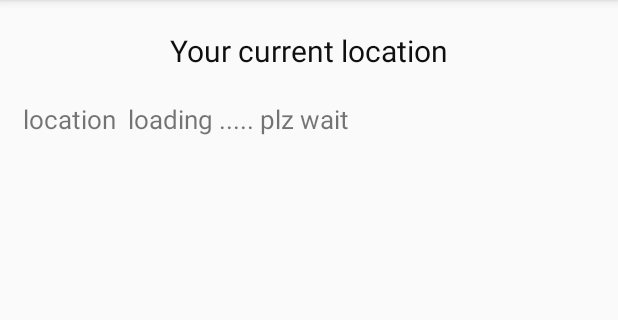
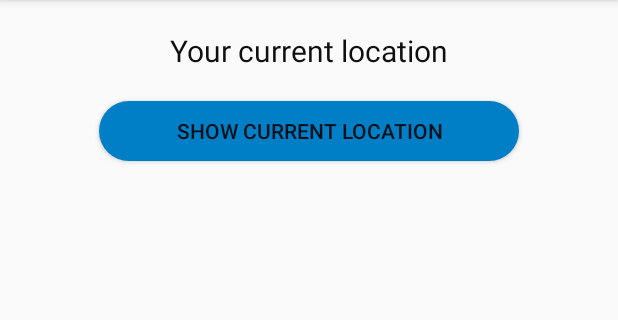
Before and after one commit to sandeepjane1993/Walmart_OnlineShopping, an Android app: the AccountFragment screen opened directly, with no data from a screen before it, after a tap on "Your Location", on a phone screen of 412 x 824 dp, the part 84-404 px from its top. Run offline under Robolectric (Android 15) with nearby library versions, the phone set to English and light mode, and no system bars.

Commit message:
added feedback and location services

```diff
--- a/app/src/main/AndroidManifest.xml
+++ b/app/src/main/AndroidManifest.xml
@@ -4,6 +4,7 @@
 
     <uses-permission android:name="android.permission.INTERNET" />
     <uses-permission android:name="android.permission.ACCESS_FINE_LOCATION"/>
+    <uses-permission android:name="android.permission.ACCESS_COARSE_LOCATION"/>
 
     <application
         android:allowBackup="true"
--- a/app/src/main/java/com/example/sande/walmart_onlineshopping/account/AccountFragment.java
+++ b/app/src/main/java/com/example/sande/walmart_onlineshopping/account/AccountFragment.java
@@ -14,7 +14,8 @@ import com.example.sande.walmart_onlineshopping.ui.loginaccess.LoginActivity;
 
 public class AccountFragment extends Fragment {
 
-    Button btn_purchaseHistory, btn_topSellers, btn_signOut, btn_personalInfo, btn_resetPassword,btn_location;
+    Button btn_purchaseHistory, btn_topSellers, btn_signOut, btn_personalInfo, btn_resetPassword,btn_location,
+            btn_termsOfUse,btn_feedback;
 
     @Override
     public View onCreateView(LayoutInflater inflater, ViewGroup container, Bundle savedInstanceState) {
@@ -27,6 +28,8 @@ public class AccountFragment extends Fragment {
         btn_personalInfo = view.findViewById(R.id.btn_personalInfo);
         btn_resetPassword = view.findViewById(R.id.btn_resetPassword);
         btn_location = view.findViewById(R.id.btn_location);
+        btn_termsOfUse = view.findViewById(R.id.btn_termsofuse);
+        btn_feedback = view.findViewById(R.id.btn_feedback_Account);
 
         btn_purchaseHistory.setOnClickListener(new View.OnClickListener() {
             @Override
@@ -107,6 +110,20 @@ public class AccountFragment extends Fragment {
             }
         });
 
+        btn_termsOfUse.setOnClickListener(new View.OnClickListener() {
+            @Override
+            public void onClick(View v) {
+
+                getFragmentManager().beginTransaction().replace(R.id.id_AccountBaseActivity, new TermsofUseFragment()).addToBackStack("null").commit();
+            }
+        });
+        btn_feedback.setOnClickListener(new View.OnClickListener() {
+            @Override
+            public void onClick(View v) {
+
+                getFragmentManager().beginTransaction().replace(R.id.id_AccountBaseActivity, new FeedbackFragment()).addToBackStack("null").commit();
+            }
+        });
         return view;
     }
 }
--- a/app/src/main/java/com/example/sande/walmart_onlineshopping/account/LocationFragment.java
+++ b/app/src/main/java/com/example/sande/walmart_onlineshopping/account/LocationFragment.java
@@ -36,7 +36,6 @@ public class LocationFragment extends Fragment {
     Location mLastLocation;
     TextView tv_location;
     Button btn_location;
-    Handler handler;
     List<Address> addresses;
     Geocoder geocoder;
     FusedLocationProviderClient mFusedLocationProviderClient;
@@ -45,11 +44,31 @@ public class LocationFragment extends Fragment {
         View view = inflater.inflate(R.layout.fragment_location,container,false);
 
         tv_location = view.findViewById(R.id.tv_location);
+        btn_location = view.findViewById(R.id.btn_getLocation);
         mFusedLocationProviderClient = LocationServices.getFusedLocationProviderClient(getActivity());
 
 
+        getLocation();
+
+        geocoder = new Geocoder(getActivity(), Locale.getDefault());
+        btn_location.setOnClickListener(new View.OnClickListener() {
+            @Override
+            public void onClick(View v) {
+
+                new MyTask().execute();
+
+            }
+        });
+
+
+
+        return view;
+    }
+
+    private void getLocation() {
+
         if (ContextCompat.checkSelfPermission(getActivity(), Manifest.permission.ACCESS_FINE_LOCATION) == PackageManager.PERMISSION_GRANTED) {
-           // Toast.makeText(getActivity(), "Permission Granted", Toast.LENGTH_SHORT).show();
+            // Toast.makeText(getActivity(), "Permission Granted", Toast.LENGTH_SHORT).show();
 
             mFusedLocationProviderClient.getLastLocation().addOnSuccessListener(new OnSuccessListener<Location>() {
                 @Override
@@ -65,11 +84,6 @@ public class LocationFragment extends Fragment {
         } else {
             ActivityCompat.requestPermissions(getActivity(), new String[]{Manifest.permission.ACCESS_FINE_LOCATION}, 10);
         }
-
-        geocoder = new Geocoder(getActivity(), Locale.getDefault());
-        new MyTask().execute();
-
-        return view;
     }
 
     public class MyTask extends AsyncTask<Void, Void, List<Address>>
--- a/app/src/main/res/layout/fragment_accountbase.xml
+++ b/app/src/main/res/layout/fragment_accountbase.xml
@@ -140,6 +140,7 @@
         android:layout_width="match_parent"
         android:layout_height="30dp" />
     <Button
+        android:id="@+id/btn_feedback_Account"
         android:text="Feedback"
         android:textAlignment="textStart"
         android:drawableRight="@drawable/ic_chevron_right_black_24dp"
@@ -154,6 +155,7 @@
         android:background="#d1d4d1"
         android:layout_height="1dp"/>
     <Button
+        android:id="@+id/btn_termsofuse"
         android:text="Terms of Use"
         android:textAlignment="textStart"
         android:drawableRight="@drawable/ic_chevron_right_black_24dp"
--- a/app/src/main/res/layout/fragment_location.xml
+++ b/app/src/main/res/layout/fragment_location.xml
@@ -21,9 +21,21 @@
         android:layout_width="match_parent"
         android:layout_height="20dp"/>
 
+    <Button
+        android:id="@+id/btn_getLocation"
+        android:layout_gravity="center"
+        android:text="Show current location"
+        android:background="@drawable/button_curved"
+        android:layout_width="280dp"
+        android:layout_height="40dp" />
+
+    <View
+        android:layout_width="match_parent"
+        android:layout_height="20dp"/>
+
     <TextView
         android:id="@+id/tv_location"
-        android:text="location  loading ..... plz wait"
+
         android:textSize="17sp"
         android:paddingLeft="15dp"
         android:layout_width="wrap_content"
```
Also changed, not shown: app/src/main/java/com/example/sande/walmart_onlineshopping/account/FeedbackFragment.java (added, +35 -0 lines), app/src/main/java/com/example/sande/walmart_onlineshopping/account/TermsofUseFragment.java (added, +21 -0 lines), app/src/main/java/com/example/sande/walmart_onlineshopping/ui/cart/CartFragment.java (+22 -16 lines), app/src/main/res/drawable/edittext_box.xml (added, +10 -0 lines), app/src/main/res/layout/fragment_feedback.xml (added, +87 -0 lines), app/src/main/res/layout/fragment_termsofuse.xml (added, +56 -0 lines), app/src/main/res/drawable/wallylogo.jpg (added).
